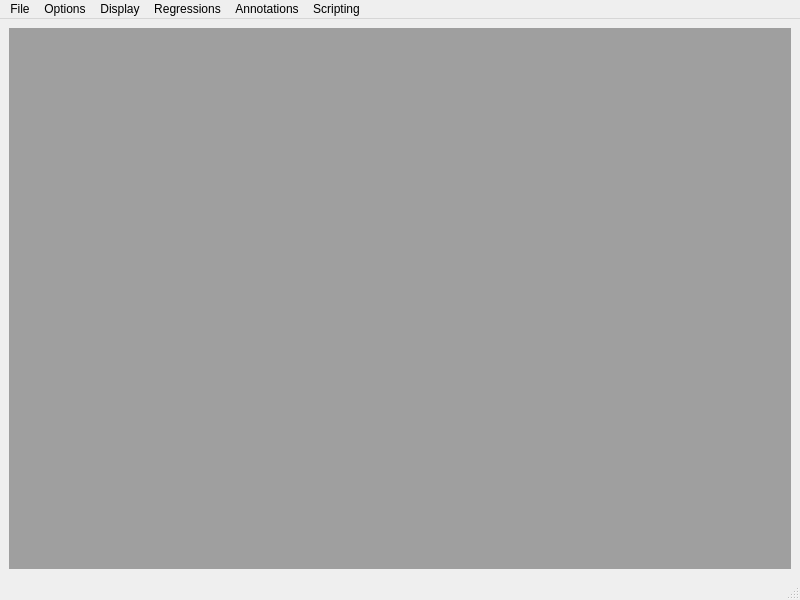
The window that mainwindow.ui (adamb924/AcousticWorkspace) describes before a commit, drawn with Qt 5.
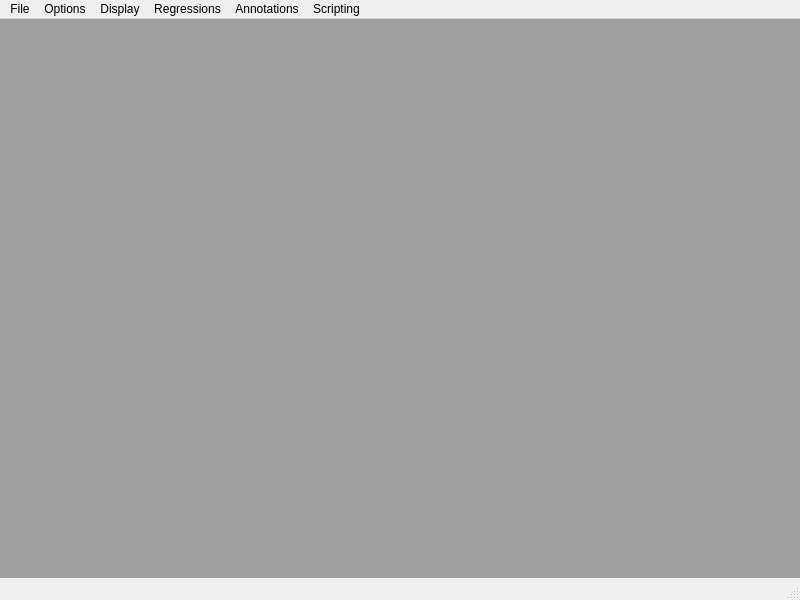
The same window after the commit.

Commit message: Removing margin around QMdiArea

What changed in the file:
```diff
--- a/mainwindow.ui
+++ b/mainwindow.ui
@@ -15,6 +15,18 @@
   </property>
   <widget class="QWidget" name="centralwidget">
    <layout class="QVBoxLayout" name="verticalLayout">
+    <property name="leftMargin">
+     <number>0</number>
+    </property>
+    <property name="topMargin">
+     <number>0</number>
+    </property>
+    <property name="rightMargin">
+     <number>0</number>
+    </property>
+    <property name="bottomMargin">
+     <number>0</number>
+    </property>
     <item>
      <widget class="QMdiArea" name="mdiArea"/>
     </item>
```
The commit also changes 1 other file.
